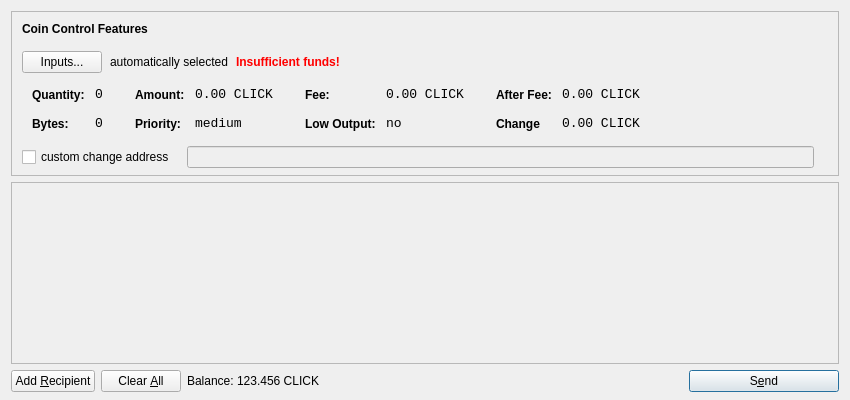
coindevv/ClickCoin, file src/qt/forms/sendcoinsdialog.ui: the form before one commit.
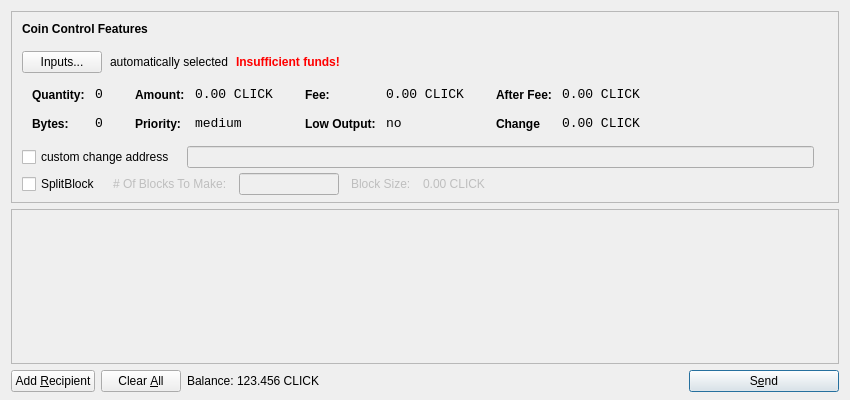
The form after the commit. Icons and pictures are not drawn.

Patch:
```diff
--- a/src/qt/forms/sendcoinsdialog.ui
+++ b/src/qt/forms/sendcoinsdialog.ui
@@ -597,6 +597,81 @@
           </item>
          </layout>
         </item>
+        <item>
+         <layout class="QHBoxLayout" name="horizontalLayoutCoinControl4a" stretch="0,0,0,0">
+          <property name="alignment" >
+         <set>Qt::AlignLeft</set>
+          </property>
+          <property name="spacing">
+           <number>12</number>
+          </property>
+          <property name="sizeConstraint">
+           <enum>QLayout::SetDefaultConstraint</enum>
+          </property>
+          <property name="topMargin">
+           <number>5</number>
+          </property>
+          <property name="rightMargin">
+           <number>5</number>
+          </property>
+           <item> 
+           <widget class="QCheckBox" name="splitBlockCheckBox"> 
+            <property name="text"> 
+             <string>SplitBlock</string> 
+            </property> 
+           </widget> 
+          </item> 
+          <item> 
+           <widget class="QLabel" name="labelBlocksToMakeText"> 
+            <property name="enabled"> 
+             <bool>false</bool> 
+            </property> 
+            <property name="text"> 
+             <string># Of Blocks To Make:</string> 
+            </property> 
+           </widget> 
+          </item>
+          <item> 
+           <widget class="QLineEdit" name="splitBlockLineEdit"> 
+            <property name="enabled"> 
+             <bool>false</bool> 
+            </property> 
+            <property name="sizePolicy"> 
+             <sizepolicy hsizetype="Fixed" vsizetype="Fixed"> 
+              <horstretch>0</horstretch> 
+              <verstretch>0</verstretch> 
+             </sizepolicy> 
+            </property> 
+            <property name="maximumSize"> 
+             <size> 
+              <width>100</width> 
+              <height>16777215</height> 
+             </size> 
+            </property> 
+           </widget> 
+          </item> 
+          <item> 
+           <widget class="QLabel" name="labelBlockSizeText"> 
+            <property name="enabled"> 
+             <bool>false</bool> 
+            </property> 
+            <property name="text"> 
+             <string>Block Size:</string> 
+            </property> 
+           </widget> 
+          </item> 
+          <item> 
+           <widget class="QLabel" name="labelBlockSize"> 
+            <property name="enabled"> 
+             <bool>false</bool> 
+            </property> 
+            <property name="text"> 
+             <string>0.00 CLICK</string> 
+            </property>
+           </widget> 
+           </item>
+         </layout>
+        </item>
         <item>
          <spacer name="verticalSpacerCoinControl">
           <property name="orientation">
```
Left out of the diff: 3 changed lines with no effect on the pictures.
